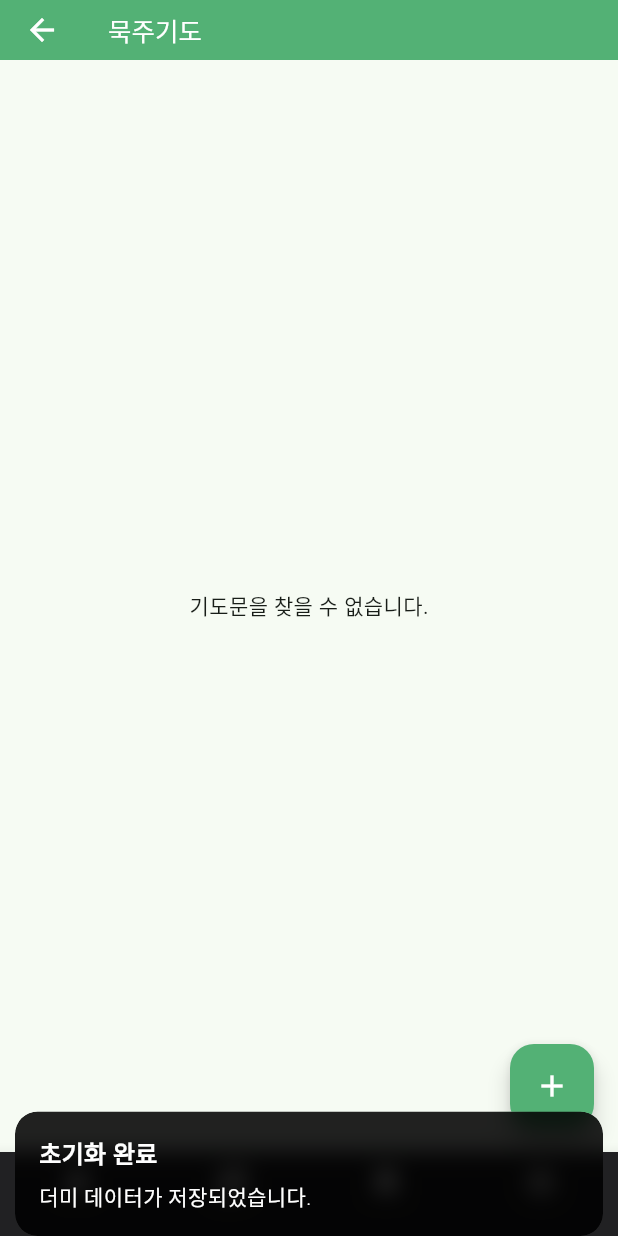
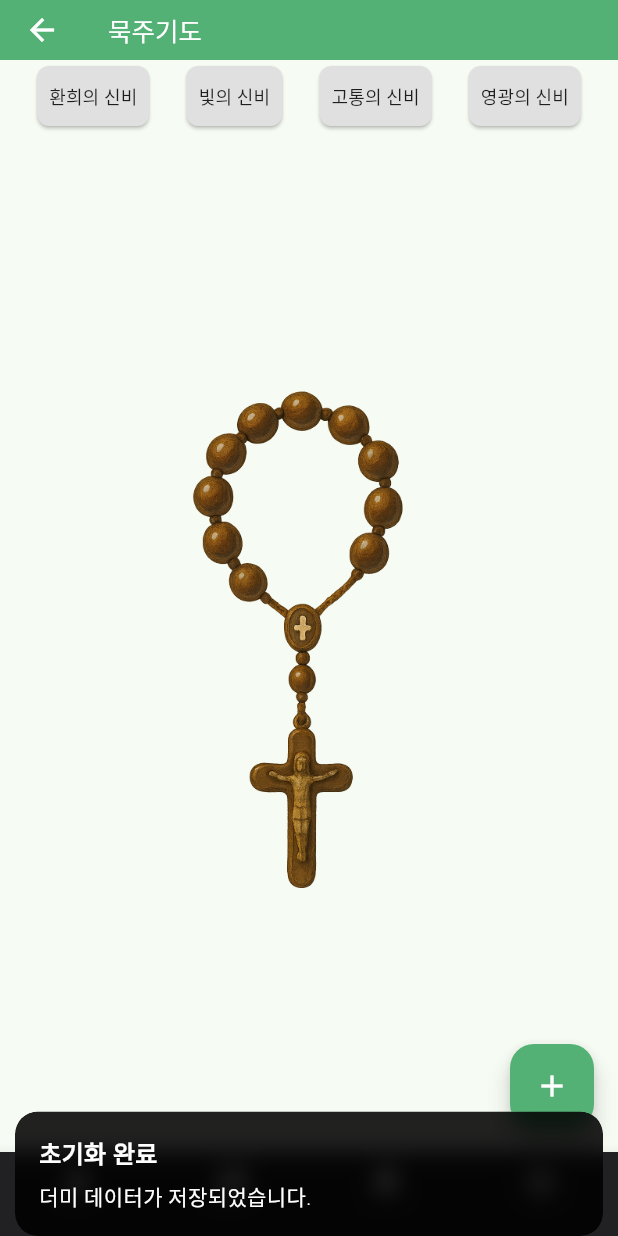
Before and after one commit to sunlight-ahn/time-to-pray-app, a Flutter app: the screen it shows after launch, item 4 of the bottom bar chosen, after a tap on the "add" icon, on a phone screen of 412 x 824 dp. Run offline on Flutter 3.47's test engine with Material 3 defaults, Android fonts, the phone set to English and light mode, and no system bars; our stand-ins replace firebase_core, get, logger, shared_preferences, sqflite; accounts and stored records are empty.

Commit message:
테이블 스키마 변경 및 그에 따른 코드 수정
스키마 변경
모델 변경
리파지토리 변경
더미데이터 변경

```diff
--- a/lib/controllers/prayer_controller.dart
+++ b/lib/controllers/prayer_controller.dart
@@ -6,7 +6,8 @@ class PrayerController extends GetxController {
   late RxBool isFavorite;
 
   PrayerController({required this.prayer}) {
-    isFavorite = prayer.isFavorite.obs;
+    isFavorite = RxBool(prayer.isFavorite);
+    //    isFavorite = prayer.isFavorite.obs;
   }
 
   void toggleFavorite() {
--- /dev/null
+++ b/lib/models/dummy_prayer.dart
@@ -0,0 +1,80 @@
+import 'prayer.dart';
+
+class DummyPrayer {
+  static List<Map<String, dynamic>> get dummyPrayers => [
+        {
+          'title': '주님의 기도',
+          'content': '하늘에 계신 우리 아버지,\n'
+              '아버지의 이름이 거룩히 빛나시며\n'
+              '아버지의 나라가 오시며\n'
+              '아버지의 뜻이 하늘에서와 같이\n'
+              '땅에서도 이루어지소서!\n\n'
+              '오늘 저희에게 일용할 양식을 주시고\n'
+              '저희에게 잘못한 이를 저희가 용서하오니\n'
+              '저희 죄를 용서하시고\n'
+              '저희를 유혹에 빠지지 않게 하시고\n'
+              '악에서 구하소서.\n'
+              '아멘.',
+          'isFavorite': false,
+          'prayType': '주요기도',
+          'prayKey': '주님의기도',
+          'version': '1.0',
+          'registerDate': DateTime.now().toIso8601String(),
+          'modifiedDate': DateTime.now().toIso8601String(),
+        },
+        {
+          'title': '성모송',
+          'content': '은총이 가득하신 마리아님, 기뻐하소서!\n'
+              '주님께서 함께 계시니 여인 중에 복되시며\n'
+              '태중의 아들 예수님 또한 복되시나이다.\n\n'
+              '천주의 성모 마리아님,\n'
+              '이제와 저희 죽을 때에\n'
+              '저희 죄인을 위하여 빌어주소서.\n'
+              '아멘.',
+          'isFavorite': false,
+          'prayType': '주요기도',
+          'prayKey': '성모송',
+          'version': '1.0',
+          'registerDate': DateTime.now().toIso8601String(),
+          'modifiedDate': DateTime.now().toIso8601String(),
+        },
+        {
+          'title': '사도신경',
+          'content': '전능하신 천주 성부\n'
+              '천지의 창조주를 저는 믿나이다.\n'
+              '그 외아들 우리 주 예수 그리스도님\n'
+              '밑줄 부분에서 모두 깊은 절을 한다.\n'
+              '성령으로 인하여 동정 마리아께 잉태되어 나시고\n'
+              '본시오 빌라도 통치 아래서 고난을 받으시고\n'
+              '십자가에 못 박혀 돌아가시고 묻히셨으며\n'
+              '저승에 가시어 사흗날에 죽은 이들 가운데서 부활하시고\n'
+              '하늘에 올라 전능하신 천주 성부 오른편에 앉으시며\n'
+              '그리로부터 산 이와 죽은 이를 심판하러 오시리라 믿나이다.\n'
+              '성령을 믿으며\n'
+              '거룩하고 보편된 교회와 모든 성인의 통공을 믿으며\n'
+              '죄의 용서와 육신의 부활을 믿으며\n'
+              '영원한 삶을 믿나이다.\n'
+              '아멘.',
+          'isFavorite': true,
+          'prayType': '주요기도',
+          'prayKey': '사도신경',
+          'version': '1.0',
+          'registerDate': DateTime.now().toIso8601String(),
+          'modifiedDate': DateTime.now().toIso8601String(),
+        },
+        {
+          'title': '영광송',
+          'content': '밑줄 부분에서 고개를 숙이며\n'
+              '영광이 성부와 성자와 성령께\n'
+              '처음과 같이\n'
+              '이제와 항상 영원히.\n'
+              '아멘.',
+          'isFavorite': true,
+          'prayType': '주요기도',
+          'prayKey': '영광송',
+          'version': '1.0',
+          'registerDate': DateTime.now().toIso8601String(),
+          'modifiedDate': DateTime.now().toIso8601String(),
+        },
+      ];
+}
--- a/lib/models/prayer.dart
+++ b/lib/models/prayer.dart
@@ -3,11 +3,21 @@ class Prayer {
   final String title;
   final String content;
   final bool isFavorite;
+  final String prayType;
+  final String prayKey;
+  final String version;
+  final DateTime registerDate;
+  final DateTime modifiedDate;
   Prayer(
       {required this.id,
       required this.title,
       required this.content,
-      required this.isFavorite});
+      required this.isFavorite,
+      required this.prayType,
+      required this.prayKey,
+      required this.version,
+      required this.registerDate,
+      required this.modifiedDate});
 
   factory Prayer.fromMap(Map<String, dynamic> map) {
     return Prayer(
@@ -16,6 +26,11 @@ class Prayer {
       content: map['content'],
       //isFavorite: map['isFavorite'],
       isFavorite: map['isFavorite'] == 1, // int 1이면 true, 0이면 false로 변환
+      prayType: map['prayType'],
+      prayKey: map['prayKey'],
+      version: map['version'],
+      registerDate: DateTime.parse(map['registerDate']),
+      modifiedDate: DateTime.parse(map['modifiedDate']),
     );
   }
 
@@ -25,6 +40,11 @@ class Prayer {
       'title': title,
       'content': content,
       'isFavorite': isFavorite ? 1 : 0,
+      'prayType': prayType,
+      'prayKey': prayKey,
+      'version': version,
+      'registerDate': registerDate.toIso8601String(),
+      'modifiedDate': modifiedDate.toIso8601String(),
     };
   }
 
@@ -33,17 +53,27 @@ class Prayer {
     String? title,
     String? content,
     bool? isFavorite,
+    String? prayType,
+    String? prayKey,
+    String? version,
+    DateTime? registerDate,
+    DateTime? modifiedDate,
   }) {
     return Prayer(
       id: id ?? this.id,
       title: title ?? this.title,
       content: content ?? this.content,
       isFavorite: isFavorite ?? this.isFavorite,
+      prayType: prayType ?? this.prayType,
+      prayKey: prayKey ?? this.prayKey,
+      version: version ?? this.version,
+      registerDate: registerDate ?? this.registerDate,
+      modifiedDate: modifiedDate ?? this.modifiedDate,
     );
   }
 
   @override
   String toString() {
-    return 'Prayer(id: $id, title: $title, content: $content, isFavorite: $isFavorite)';
+    return 'Prayer(id: $id, title: $title, content: $content, isFavorite: $isFavorite, prayType: $prayType, prayKey: $prayKey, version: $version, registerDate: $registerDate, modifiedDate: $modifiedDate)';
   }
 }
--- a/lib/pages/favorite_list_page.dart
+++ b/lib/pages/favorite_list_page.dart
@@ -28,7 +28,7 @@ class _FavoriteListPage extends State<FavoriteListPage> {
     _loadPrayers();
   }
 
-  Future<void> _loadPrayers({String? keyword}) async {
+  Future<void> _loadPrayers() async {
     final results = await _repository.getFavoritePrayers();
     setState(() {
       _prayers =
--- a/lib/pages/pray_rosary_page.dart
+++ b/lib/pages/pray_rosary_page.dart
@@ -25,22 +25,22 @@ class _ParagraphReaderPageState extends State<ParagraphReaderPage> {
   void initState() {
     super.initState();
     // 초기 화면에서는 묵주기도 유형을 선택하게 됨
-    setRosaryPlay(RosaryType.joyful); // 환희의 신비 시작
+    //setRosaryPlay(RosaryType.joyful); // 환희의 신비 시작
   }
 
   void setRosaryPlay(RosaryType rosaryType) {
     switch (rosaryType) {
       case RosaryType.joyful:
-        _currentPrayerSequence = [7, 8]; // 예시 값
+        _currentPrayerSequence = [9, 10]; // 예시 값
         break;
       case RosaryType.luminous:
-        _currentPrayerSequence = [6, 7]; // 예시 값
+        _currentPrayerSequence = [11, 12]; // 예시 값
         break;
       case RosaryType.sorrowful:
-        _currentPrayerSequence = [5, 6]; // 예시 값
+        _currentPrayerSequence = [12, 110]; // 예시 값
         break;
       case RosaryType.glorious:
-        _currentPrayerSequence = [6, 8]; // 예시 값
+        _currentPrayerSequence = [9, 11]; // 예시 값
         break;
     }
     _currentPrayerIndex = 0;
@@ -123,6 +123,13 @@ class _ParagraphReaderPageState extends State<ParagraphReaderPage> {
     }
   }
 
+/*
+_buildRosaryTypeTabs(): 상단의 묵주기도 유형 선택 탭 버튼들
+_buildSelectedRosaryTitle(): 선택된 묵주기도 유형 제목 표시
+_buildControlPanel(): 속도 조절 및 재생/멈춤 컨트롤 패널
+_buildPrayerTitle(): 현재 기도문 제목 표시
+_buildPrayerContent(): 기도문 내용 표시
+ */
   @override
   Widget build(BuildContext context) {
     return Scaffold(
@@ -151,6 +158,23 @@ class _ParagraphReaderPageState extends State<ParagraphReaderPage> {
         if (_controller.isLoading.value) {
           return const Center(child: CircularProgressIndicator());
         }
+        if (_currentPrayerSequence.isEmpty) {
+          return Column(
+            children: [
+              _buildRosaryTypeTabs(),
+              Expanded(
+                child: Center(
+                  child: Image.asset(
+                    'assets/images/rosary.png',
+                    width: 350,
+                    height: 400,
+                    fit: BoxFit.contain,
+                  ),
+                ),
+              ),
+            ],
+          );
+        }
         if (_controller.currentPrayer.value == null) {
           return const Center(child: Text('기도문을 찾을 수 없습니다.'));
         }
@@ -158,7 +182,46 @@ class _ParagraphReaderPageState extends State<ParagraphReaderPage> {
           padding: const EdgeInsets.all(16.0),
           child: Column(
             children: [
-              Row(
+              _buildRosaryTypeTabs(),
+              const SizedBox(height: 20),
+              _buildSelectedRosaryTitle(),
+              const SizedBox(height: 20),
+              _buildControlPanel(),
+              const SizedBox(height: 20),
+              _buildPrayerTitle(),
+              const SizedBox(height: 10),
+              _buildPrayerContent(),
+            ],
+          ),
+        );
+      }),
+    );
+  }
+
+  Widget _buildRosaryTypeTabs() {
+    return Row(
+      mainAxisAlignment: MainAxisAlignment.spaceEvenly,
+      children: [
+        _buildRosaryButton(RosaryType.joyful, '환희의 신비'),
+        _buildRosaryButton(RosaryType.luminous, '빛의 신비'),
+        _buildRosaryButton(RosaryType.sorrowful, '고통의 신비'),
+        _buildRosaryButton(RosaryType.glorious, '영광의 신비'),
+      ],
+    );
+  }
+
+  Widget _buildSelectedRosaryTitle() {
+    return Text(
+      _getSelectedRosaryTitle(),
+      style: const TextStyle(
+        fontSize: 16,
+        fontWeight: FontWeight.w500,
+      ),
+    );
+  }
+
+  Widget _buildControlPanel() {
+    return Row(
       mainAxisAlignment: MainAxisAlignment.center,
       children: [
         IconButton(
@@ -168,8 +231,10 @@ class _ParagraphReaderPageState extends State<ParagraphReaderPage> {
         Container(
           width: 50,
           alignment: Alignment.center,
-                    child: Text(_speed.toStringAsFixed(1),
-                        style: const TextStyle(fontSize: 10)),
+          child: Text(
+            _speed.toStringAsFixed(1),
+            style: const TextStyle(fontSize: 10),
+          ),
         ),
         IconButton(
           icon: const Icon(Icons.arrow_right),
@@ -181,17 +246,21 @@ class _ParagraphReaderPageState extends State<ParagraphReaderPage> {
           child: Text(_isPlaying ? '멈춤' : '시작'),
         ),
       ],
-              ),
-              const SizedBox(height: 20),
-              Obx(() => Text(
+    );
+  }
+
+  Widget _buildPrayerTitle() {
+    return Obx(() => Text(
           _controller.currentPrayer.value?.title ?? '',
           style: const TextStyle(
             fontSize: 20,
             fontWeight: FontWeight.bold,
           ),
-                  )),
-              const SizedBox(height: 10),
-              Expanded(
+        ));
+  }
+
+  Widget _buildPrayerContent() {
+    return Expanded(
       child: SingleChildScrollView(
         child: RichText(
           text: TextSpan(
@@ -199,24 +268,63 @@ class _ParagraphReaderPageState extends State<ParagraphReaderPage> {
               TextSpan(
                 text: _controller.currentPrayer.value!.content
                     .substring(0, _currentIndex),
-                          style:
-                              const TextStyle(color: Colors.red, fontSize: 15),
+                style: const TextStyle(color: Colors.red, fontSize: 15),
               ),
               TextSpan(
                 text: _controller.currentPrayer.value!.content
                     .substring(_currentIndex),
-                          style: const TextStyle(
-                              color: Colors.black87, fontSize: 15),
+                style: const TextStyle(color: Colors.black87, fontSize: 15),
               ),
             ],
           ),
         ),
       ),
+    );
+  }
+
+  Widget _buildRosaryButton(RosaryType type, String title) {
+    final isSelected = _currentPrayerSequence.isNotEmpty &&
+        _currentPrayerSequence[0] == _getFirstPrayerId(type);
+
+    return ElevatedButton(
+      onPressed: () {
+        print('Selected: $type');
+        setRosaryPlay(type);
+      },
+      style: ElevatedButton.styleFrom(
+        backgroundColor:
+            isSelected ? const Color(0xFF53B175) : Colors.grey[300],
+        foregroundColor: isSelected ? Colors.white : Colors.black87,
+        padding: const EdgeInsets.symmetric(horizontal: 8, vertical: 4),
+        shape: RoundedRectangleBorder(
+          borderRadius: BorderRadius.circular(8),
         ),
-            ],
+      ),
+      child: Text(
+        title,
+        style: const TextStyle(fontSize: 12),
       ),
     );
-      }),
-    );
+  }
+
+  int _getFirstPrayerId(RosaryType type) {
+    switch (type) {
+      case RosaryType.joyful:
+        return 9;
+      case RosaryType.luminous:
+        return 11;
+      case RosaryType.sorrowful:
+        return 12;
+      case RosaryType.glorious:
+        return 13;
     }
   }
+
+  String _getSelectedRosaryTitle() {
+    if (_currentPrayerSequence.isEmpty) return '기도준비';
+    if (_currentPrayerSequence[0] == 9) return '환희의 신비';
+    if (_currentPrayerSequence[0] == 11) return '빛의 신비';
+    if (_currentPrayerSequence[0] == 12) return '고통의 신비';
+    return '영광의 신비';
+  }
+}
--- a/lib/repository/pray_repository.dart
+++ b/lib/repository/pray_repository.dart
@@ -2,10 +2,27 @@ import 'package:sqflite/sqflite.dart';
 import 'package:path/path.dart';
 import 'package:logger/logger.dart';
 import '../models/prayer.dart';
+import '../models/dummy_prayer.dart';
 
 class PrayRepository {
   Database? _db;
   final logger = Logger();
+
+  String _getCreateTableSQL() {
+    return '''
+      CREATE TABLE prayers (
+        id INTEGER PRIMARY KEY AUTOINCREMENT,
+        title TEXT NOT NULL,
+        content TEXT NOT NULL,
+        isFavorite BOOLEAN NOT NULL,
+        prayType TEXT,
+        prayKey TEXT UNIQUE,
+        version TEXT,
+        registerDate TEXT NOT NULL,
+        modifiedDate TEXT NOT NULL
+      )
+    ''';
+  }
 
   Future<void> initDB() async {
     final dbPath = await getDatabasesPath();
@@ -15,25 +32,80 @@ class PrayRepository {
       path,
       version: 1,
       onCreate: (Database db, int version) async {
-        await db.execute('''
-          CREATE TABLE prayers (
-            id INTEGER PRIMARY KEY AUTOINCREMENT,
-            title TEXT NOT NULL,
-            content TEXT NOT NULL,
-            isFavorite BOOLEAN NOT NULL
-          )
-        ''');
+        await db.execute(_getCreateTableSQL());
+      },
+      onOpen: (Database db) async {
+        try {
+          // 기존 테이블의 컬럼 정보 조회
+          final tableInfo = await db.rawQuery('PRAGMA table_info(prayers)');
+
+          // 테이블이 없는 경우
+          if (tableInfo.isEmpty) {
+            await db.execute(_getCreateTableSQL());
+            return;
+          }
+
+          // 현재 필요한 컬럼 목록
+          final requiredColumns = [
+            'id',
+            'title',
+            'content',
+            'isFavorite',
+            'prayType',
+            'prayKey',
+            'version',
+            'registerDate',
+            'modifiedDate'
+          ];
+
+          // 기존 테이블의 컬럼 이름 목록
+          final existingColumns =
+              tableInfo.map((col) => col['name'] as String).toList();
+
+          // 컬럼이 다르면 테이블 삭제 후 재생성
+          if (existingColumns.length != requiredColumns.length ||
+              !requiredColumns.every((col) => existingColumns.contains(col))) {
+            await db.execute('DROP TABLE IF EXISTS prayers');
+            await db.execute(_getCreateTableSQL());
+            logger.i('테이블 재생성......................................');
+          }
+        } catch (e) {
+          // 테이블이 없는 경우 예외 발생
+          await db.execute(_getCreateTableSQL());
+        }
       },
     );
   }
+
+  // SQLite의 정수값을 bool로 변환
+  bool _toBool(int value) => value == 1;
+
+  // bool을 SQLite의 정수값으로 변환
+  int _toInt(bool value) => value ? 1 : 0;
 
   Future<List<Prayer>> getPrayers() async {
     if (_db == null) {
       await initDB();
     }
     //logger.i('DB 경로: ${await getDatabasesPath()}');
+    final result = await _db!.query('prayers');
+    return result
+        .map((e) => Prayer.fromMap({
+              ...e,
+              'isFavorite': _toBool(e['isFavorite'] as int),
+            }))
+        .toList();
+  }
+
+  Future<List<Prayer>> getPrayersByPrayKey(String prayKey) async {
+    if (_db == null) {
+      await initDB();
+    }
+    //logger.i('DB 경로: ${await getDatabasesPath()}');
     final result = await _db!.query(
       'prayers',
+      where: 'prayKey = ?',
+      whereArgs: [prayKey],
     );
 
     return result.map((e) => Prayer.fromMap(e)).toList();
@@ -66,18 +138,13 @@ class PrayRepository {
     if (_db == null) {
       await initDB();
     }
-
     final result = await _db!.query(
       'prayers',
-      where: 'isFavorite = 1',
+      where: 'isFavorite = ?',
+      whereArgs: [1],
+      //whereArgs: [_toInt(true)],
     );
-    if (result.isEmpty) {
-      logger.i('favoite prayers list is null');
-    } else {
-      for (var prayer in result) {
-        logger.i(prayer);
-      }
-    }
+
     return result.map((e) => Prayer.fromMap(e)).toList();
   }
 
@@ -87,12 +154,10 @@ class PrayRepository {
       await initDB();
     }
     await _db!.update(
-      'prayers', // 테이블 이름
-      {
-        'isFavorite': isFavorite ? 1 : 0, // bool → int 변환
-      },
-      where: 'id = ?', // 업데이트할 조건
-      whereArgs: [id], // 조건 값
+      'prayers',
+      {'isFavorite': _toInt(isFavorite)},
+      where: 'id = ?',
+      whereArgs: [id],
     );
   }
 
@@ -105,7 +170,12 @@ class PrayRepository {
       {
         'title': prayer.title,
         'content': prayer.content,
-        'isFavorite': prayer.isFavorite ? 1 : 0, // ✅ bool → int 변환
+        'isFavorite': _toInt(prayer.isFavorite),
+        'prayType': prayer.prayType,
+        'prayKey': prayer.prayKey,
+        'version': prayer.version,
+        'registerDate': prayer.registerDate.toIso8601String(),
+        'modifiedDate': prayer.modifiedDate.toIso8601String(),
       },
     );
   }
@@ -126,87 +196,29 @@ class PrayRepository {
     if (_db == null) {
       await initDB();
     }
-    await clearPrayers(); // ⭐ 데이터 싹 비우기
+    await clearPrayers();
 
-    // 더미 데이터 리스트
-    final dummyPrayers = [
-      {
-        'title': '주님의 기도',
-        'content': '하늘에 계신 우리 아버지,\n'
-            '아버지의 이름이 거룩히 빛나시며\n'
-            '아버지의 나라가 오시며\n'
-            '아버지의 뜻이 하늘에서와 같이\n'
-            '땅에서도 이루어지소서!\n\n'
-            '오늘 저희에게 일용할 양식을 주시고\n'
-            '저희에게 잘못한 이를 저희가 용서하오니\n'
-            '저희 죄를 용서하시고\n'
-            '저희를 유혹에 빠지지 않게 하시고\n'
-            '악에서 구하소서.\n'
-            '아멘.',
-        'isFavorite': false,
-      },
-      {
-        'title': '성모송',
-        'content': '은총이 가득하신 마리아님, 기뻐하소서!\n'
-            '주님께서 함께 계시니 여인 중에 복되시며\n'
-            '태중의 아들 예수님 또한 복되시나이다.\n\n'
-            '천주의 성모 마리아님,\n'
-            '이제와 저희 죽을 때에\n'
-            '저희 죄인을 위하여 빌어주소서.\n'
-            '아멘.',
-        'isFavorite': false,
-      },
-      {
-        'title': '사도신경',
-        'content': '전능하신 천주 성부\n'
-            '천지의 창조주를 저는 믿나이다.\n'
-            '그 외아들 우리 주 예수 그리스도님\n'
-            '밑줄 부분에서 모두 깊은 절을 한다.\n'
-            '성령으로 인하여 동정 마리아께 잉태되어 나시고\n'
-            '본시오 빌라도 통치 아래서 고난을 받으시고\n'
-            '십자가에 못 박혀 돌아가시고 묻히셨으며\n'
-            '저승에 가시어 사흗날에 죽은 이들 가운데서 부활하시고\n'
-            '하늘에 올라 전능하신 천주 성부 오른편에 앉으시며\n'
-            '그리로부터 산 이와 죽은 이를 심판하러 오시리라 믿나이다.\n'
-            '성령을 믿으며\n'
-            '거룩하고 보편된 교회와 모든 성인의 통공을 믿으며\n'
-            '죄의 용서와 육신의 부활을 믿으며\n'
-            '영원한 삶을 믿나이다.\n'
-            '아멘.',
-        'isFavorite': true,
-      },
-      {
-        'title': '영광송',
-        'content': '밑줄 부분에서 고개를 숙이며\n'
-            '영광이 성부와 성자와 성령께\n'
-            '처음과 같이\n'
-            '이제와 항상 영원히.\n'
-            '아멘.',
-        'isFavorite': true,
-      },
-    ];
-
-    for (final prayer in dummyPrayers) {
-      // 이미 같은 title이 존재하는지 확인
+    for (final prayerData in DummyPrayer.dummyPrayers) {
       final existing = await _db!.query(
         'prayers',
         where: 'title = ?',
-        whereArgs: [prayer['title']],
+        whereArgs: [prayerData['title']],
       );
 
       if (existing.isEmpty) {
-        // 없으면 삽입
-        final prayerForInsert = {
-          'title': prayer['title'],
-          'content': prayer['content'],
-          'isFavorite': (prayer['isFavorite'] == true) ? 1 : 0, // ⭐️ 변환
-        };
-
-        await _db!.insert('prayers', prayerForInsert);
-      } else {
-        // 있으면 삽입하지 않음
-        print('이미 존재하는 기도문: ${prayer['title']}');
-        break;
+        // Prayer 모델로 변환하여 저장
+        final prayer = Prayer(
+          id: 0,
+          title: prayerData['title'] as String,
+          content: prayerData['content'] as String,
+          isFavorite: prayerData['isFavorite'] == 1,
+          prayType: prayerData['prayType'] as String,
+          prayKey: prayerData['prayKey'] as String,
+          version: prayerData['version'] as String,
+          registerDate: DateTime.parse(prayerData['registerDate'] as String),
+          modifiedDate: DateTime.parse(prayerData['modifiedDate'] as String),
+        );
+        await insertPrayer(prayer);
       }
     }
   }
```
Also changed, not shown: lib/repository/test_pray_repository.dart (+20 -0 lines), assets/images/rosary.png (added), 1 other file. Lines whose indentation alone changed are shown as unchanged.
